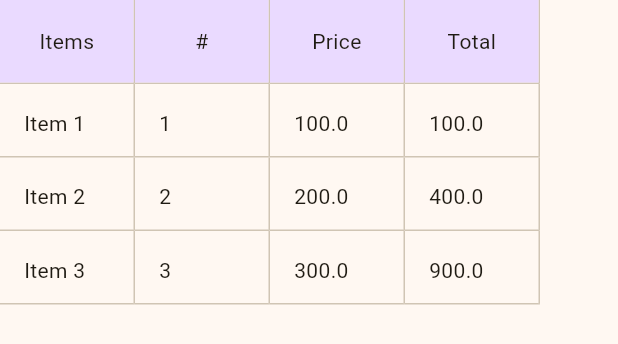
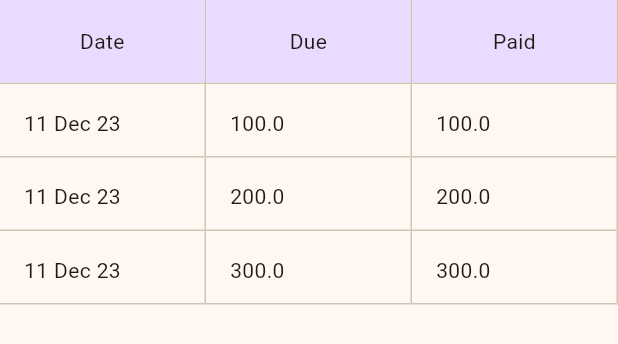
Before and after one commit to NiyongaboEric/HumanDev, a Flutter app: the InvoiceTable widget shown alone on an empty page, opened directly, on a phone screen of 412 x 824 dp. Shown: the top 344 px of the screen. Run offline on Flutter 3.47's test engine with Material 3 defaults, Android fonts, the phone set to English and light mode, and no system bars; drawn by our look-alikes of syncfusion_flutter_datagrid; our stand-ins replace bloc, connectivity, dio, equatable, file_picker, flutter_bloc and 10 more; missing offline and left inert: alphabet_list_view, pdf_viewer_plugin; accounts and stored records are empty.

Commit message:
feat: invoice screens

```diff
--- a/lib/ui/screens/main/invoice/invoice_list/invoice_list.dart
+++ b/lib/ui/screens/main/invoice/invoice_list/invoice_list.dart
@@ -167,7 +167,9 @@ class _InvoiceListState extends State<InvoiceList> {
                                   nextScreen(
                                     context: context,
                                     screen: InvoiceDetails(
-                                        invoiceType: InvoiceType.EDIT),
+                                      invoiceType: InvoiceType.EDIT,
+                                      invoiceData: element,
+                                    ),
                                   );
                                 }
                               },
--- a/lib/ui/widgets/invoice/invoice_table.dart
+++ b/lib/ui/widgets/invoice/invoice_table.dart
@@ -1,4 +1,6 @@
 import 'package:flutter/cupertino.dart';
+import 'package:seymo_pay_mobile_application/data/constants/logger.dart';
+import 'package:seymo_pay_mobile_application/data/invoice/model/invoice_model.dart';
 import 'package:seymo_pay_mobile_application/ui/utilities/colors.dart';
 import 'package:seymo_pay_mobile_application/ui/widgets/invoice/item_data_source.dart';
 import 'package:seymo_pay_mobile_application/ui/widgets/invoice/payment_schedule_data_source.dart';
@@ -8,7 +10,9 @@ enum InvoiceTableType { ITEMS, PAYMENT_SCHEDULE }
 
 class InvoiceTable extends StatefulWidget {
   final InvoiceTableType invoiceTableType;
-  const InvoiceTable({super.key, required this.invoiceTableType});
+  final List<InvoiceItemModel>? itemItems;
+  final List<PaymentScheduleModel>? paymentSchedules;
+  const InvoiceTable({super.key, required this.invoiceTableType, this.itemItems, this.paymentSchedules});
 
   @override
   State<InvoiceTable> createState() => _InvoiceTableState();
@@ -52,19 +56,19 @@ class _InvoiceTableState extends State<InvoiceTable> {
     return [
       PaymentScheduleTable(
         id: 1,
-        date: DateTime.now(),
+        date: DateTime.now().toIso8601String(),
         due: 100,
         paid: 100,
       ),
       PaymentScheduleTable(
         id: 2,
-        date: DateTime.now(),
+        date: DateTime.now().toIso8601String(),
         due: 200,
         paid: 200,
       ),
       PaymentScheduleTable(
         id: 3,
-        date: DateTime.now(),
+        date: DateTime.now().toIso8601String(),
         due: 300,
         paid: 300,
       ),
@@ -142,7 +146,7 @@ class _InvoiceTableState extends State<InvoiceTable> {
         columnName: 'due',
         label: Container(
           color: PrimaryColors.primaryPurple,
-          padding: const EdgeInsets.all(0.0),
+          // padding: const EdgeInsets.all(0.0),
           alignment: Alignment.center,
           child: const Text(
             'Due',
@@ -154,7 +158,7 @@ class _InvoiceTableState extends State<InvoiceTable> {
         columnName: 'paid',
         label: Container(
           color: PrimaryColors.primaryPurple,
-          padding: const EdgeInsets.all(8.0),
+          // padding: const EdgeInsets.all(8.0),
           alignment: Alignment.center,
           child: const Text(
             'Paid',
@@ -171,6 +175,7 @@ class _InvoiceTableState extends State<InvoiceTable> {
     items = getItems();
     itemColumns = getItemsGridColumn();
     paymentSchedule = getPaymentSchedule();
+    paymentScheduleColumns = getPaymentScheduleGridColumn();
     itemsDataSource = ItemsDataSource(items);
     paymentScheduleDataSource = PaymentScheduleDataSource(paymentSchedule);
     super.initState();
@@ -179,8 +184,15 @@ class _InvoiceTableState extends State<InvoiceTable> {
   @override
   Widget build(BuildContext context) {
     return SfDataGrid(
-      source: widget.invoiceTableType == InvoiceTableType.ITEMS ? itemsDataSource : paymentScheduleDataSource,
-      columns: widget.invoiceTableType == InvoiceTableType.ITEMS ? itemColumns : paymentScheduleColumns,
+      verticalScrollPhysics: const NeverScrollableScrollPhysics(),
+      footerHeight: 0,
+      columnWidthMode: ColumnWidthMode.fill,
+      source: widget.invoiceTableType == InvoiceTableType.ITEMS
+          ? itemsDataSource
+          : paymentScheduleDataSource,
+      columns: widget.invoiceTableType == InvoiceTableType.ITEMS
+          ? itemColumns
+          : paymentScheduleColumns,
       gridLinesVisibility: GridLinesVisibility.both,
       headerGridLinesVisibility: GridLinesVisibility.both,
     );
--- a/lib/ui/widgets/invoice/item_data_source.dart
+++ b/lib/ui/widgets/invoice/item_data_source.dart
@@ -1,12 +1,10 @@
 import 'package:flutter/material.dart';
-import 'package:seymo_pay_mobile_application/ui/widgets/invoice/invoice_table.dart';
 import 'package:syncfusion_flutter_datagrid/datagrid.dart';
 
 class ItemsDataSource extends DataGridSource {
   ItemsDataSource(List<ItemsTable> items) {
      _items = items
         .map<DataGridRow>((e) => DataGridRow(cells: [
-              // DataGridCell<int>(columnName: 'id', value: e.id),
               DataGridCell<String>(columnName: 'items', value: e.items),
               DataGridCell<String>(columnName: '#', value: e.quantity.toString()),
               DataGridCell<double>(
--- a/lib/ui/widgets/invoice/payment_schedule_data_source.dart
+++ b/lib/ui/widgets/invoice/payment_schedule_data_source.dart
@@ -1,12 +1,12 @@
 import 'package:flutter/material.dart';
+import 'package:seymo_pay_mobile_application/ui/utilities/constants.dart';
 import 'package:syncfusion_flutter_datagrid/datagrid.dart';
 
 class PaymentScheduleDataSource extends DataGridSource {
   PaymentScheduleDataSource(List<PaymentScheduleTable> items) {
     _items = items
         .map<DataGridRow>((e) => DataGridRow(cells: [
-              // DataGridCell<int>(columnName: 'id', value: e.id),
-              DataGridCell<DateTime>(columnName: 'date', value: e.date),
+              DataGridCell<String>(columnName: 'date', value: Constants.dateFormatParser(e.date)),
               DataGridCell<double>(columnName: 'due', value: e.due),
               DataGridCell<double>(columnName: 'paid', value: e.paid),
             ]))
@@ -36,7 +36,7 @@ class PaymentScheduleDataSource extends DataGridSource {
 
 class PaymentScheduleTable {
   final int id;
-  final DateTime date;
+  final String date;
   final double due;
   final double paid;
 
```
Also changed, not shown: lib/ui/screens/main/invoice/invoice_list/invoice_details.dart (+41 -6 lines), lib/ui/screens/main/invoice/invoice_list/select_fee.dart (added, +227 -0 lines), 1 other file.
